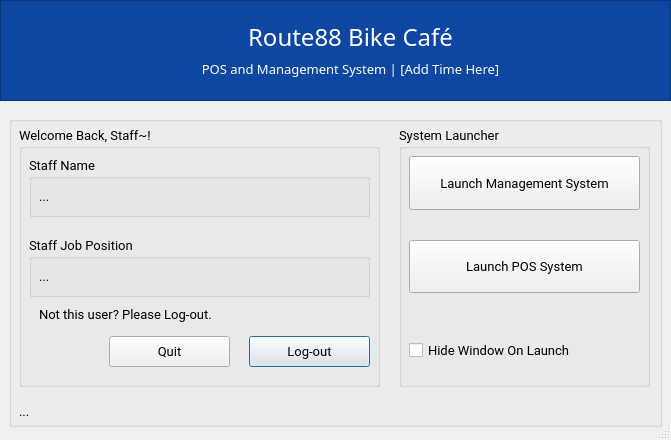
First picture: the form in PyQt5 Backend and FrontEnd Design/Route88_ControllerCmpnt.ui, repository CodexLink/Route88_HybridBusinessSystem, before the edit.
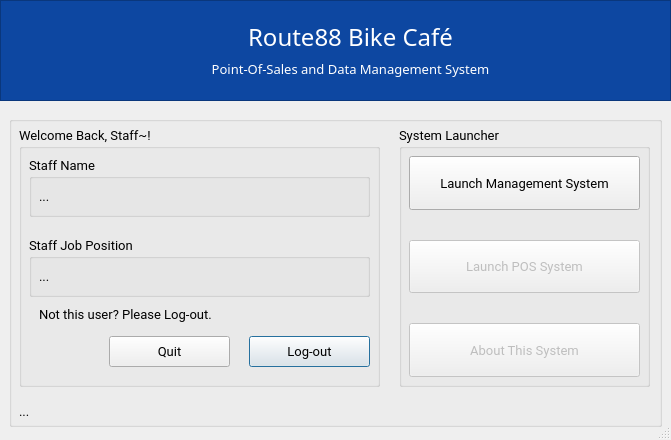
Second picture: the form after the edit. Icons and pictures are not drawn.

```diff
--- a/PyQt5 Backend and FrontEnd Design/Route88_ControllerCmpnt.ui
+++ b/PyQt5 Backend and FrontEnd Design/Route88_ControllerCmpnt.ui
@@ -317,6 +317,9 @@
       </item>
       <item row="1" column="0">
        <widget class="QPushButton" name="ctrl_POSSystem">
+        <property name="enabled">
+         <bool>false</bool>
+        </property>
         <property name="sizePolicy">
          <sizepolicy hsizetype="Ignored" vsizetype="Preferred">
           <horstretch>0</horstretch>
@@ -334,20 +337,18 @@
        </widget>
       </item>
       <item row="2" column="0">
-       <widget class="QCheckBox" name="ctrl_optHideOnLaunch">
+       <widget class="QPushButton" name="ctrl_AboutSystem">
+        <property name="enabled">
+         <bool>false</bool>
+        </property>
         <property name="sizePolicy">
          <sizepolicy hsizetype="Ignored" vsizetype="Preferred">
           <horstretch>0</horstretch>
           <verstretch>0</verstretch>
          </sizepolicy>
         </property>
-        <property name="font">
-         <font>
-          <pointsize>10</pointsize>
-         </font>
-        </property>
         <property name="text">
-         <string>Hide Window On Launch</string>
+         <string>About This System</string>
         </property>
        </widget>
       </item>
@@ -515,7 +516,7 @@
    <widget class="QLabel" name="label_3">
     <property name="geometry">
      <rect>
-      <x>40</x>
+      <x>60</x>
       <y>10</y>
       <width>81</width>
       <height>81</height>
@@ -587,7 +588,7 @@
         <string notr="true">color: rgb(255, 255, 255)</string>
        </property>
        <property name="text">
-        <string>POS and Management System | [Add Time Here]</string>
+        <string>Point-Of-Sales and Data Management System</string>
        </property>
        <property name="alignment">
         <set>Qt::AlignCenter</set>
```
Left out of the diff: 41 changed lines with no effect on the pictures.
